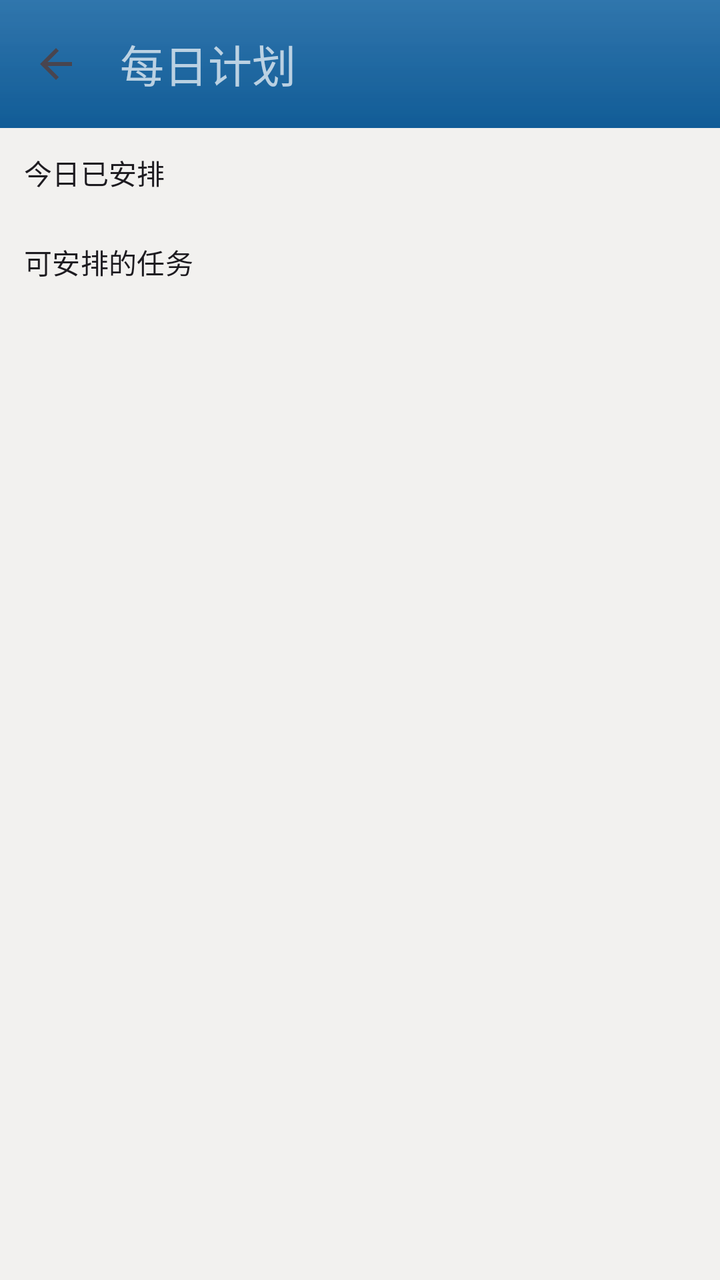
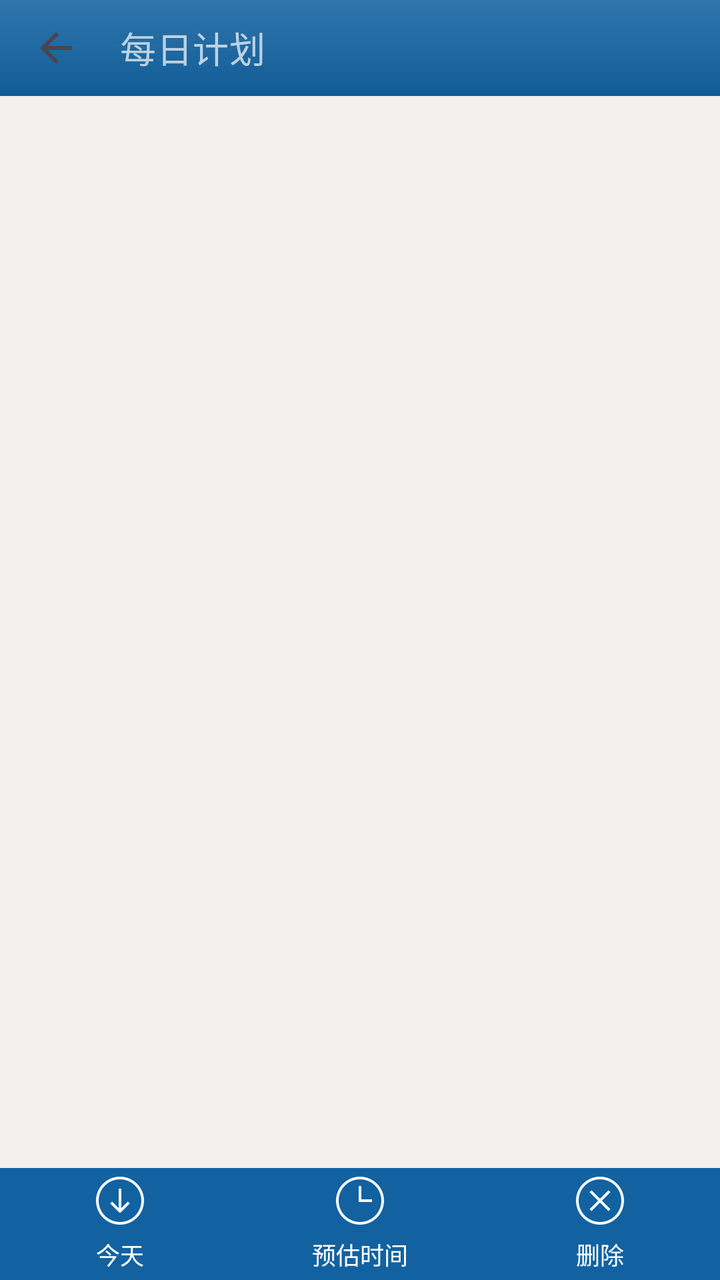

Screens rendered from an Android XML layout before and after an edit, with the pre-edit source and the edit as a unified diff.
<!-- AndroidManifest.xml: application theme Theme.DoitClone -->
<!-- res/layout/activity_daily_plan.xml -->
<LinearLayout
    xmlns:android="http://schemas.android.com/apk/res/android"
    xmlns:app="http://schemas.android.com/apk/res-auto"
    android:layout_width="match_parent"
    android:layout_height="match_parent"
    android:orientation="vertical">

    <com.google.android.material.appbar.MaterialToolbar
        android:id="@+id/toolbar"
        android:layout_width="match_parent"
        android:layout_height="?attr/actionBarSize"
        android:background="@drawable/actionbar_bg"
        app:navigationIcon="@drawable/ic_arrow_back"
        app:title="@string/daily_plan" 
        app:titleTextColor="@color/actionbar_title_text_color"
        app:theme="@style/ToolbarMenuTheme" />

    <androidx.core.widget.NestedScrollView
        android:layout_width="match_parent"
        android:layout_height="match_parent">

        <LinearLayout
            android:layout_width="match_parent"
            android:layout_height="wrap_content"
            android:orientation="vertical">

            <TextView
                android:layout_width="match_parent"
                android:layout_height="wrap_content"
                android:background="@color/group_header_bg"
                android:padding="12dp"
                android:text="@string/daily_plan_today"
                android:textAppearance="@style/TextAppearance.Material3.TitleSmall" />

            <androidx.recyclerview.widget.RecyclerView
                android:id="@+id/list_planned"
                android:layout_width="match_parent"
                android:layout_height="wrap_content"
                android:nestedScrollingEnabled="false" />

            <TextView
                android:layout_width="match_parent"
                android:layout_height="wrap_content"
                android:background="@color/group_header_bg"
                android:padding="12dp"
                android:text="@string/daily_plan_candidates"
                android:textAppearance="@style/TextAppearance.Material3.TitleSmall" />

            <androidx.recyclerview.widget.RecyclerView
                android:id="@+id/list_candidates"
                android:layout_width="match_parent"
                android:layout_height="wrap_content"
                android:nestedScrollingEnabled="false" />

            <Space android:layout_width="match_parent" android:layout_height="32dp" />
        </LinearLayout>
    </androidx.core.widget.NestedScrollView>
</LinearLayout>
<!-- resources referenced by this layout -->
<resources>
  <color name="actionbar_title_text_color">#B2FFFFFF</color>
  <color name="group_header_bg">#FFF2F1EF</color>
  <!-- drawable actionbar_bg (drawable) -->
  <?xml version="1.0" encoding="utf-8"?>
  <layer-list xmlns:android="http://schemas.android.com/apk/res/android">
      <item>
          <shape android:shape="rectangle">
              <solid android:color="@color/actionbar_bg" />
          </shape>
      </item>
      <item>
          <shape android:shape="rectangle">
              <gradient android:angle="270" android:startColor="@color/actionbar_bg_top" android:endColor="#00000000" />
          </shape>
      </item>
      <item>
          <shape android:shape="rectangle">
              <gradient android:angle="90" android:startColor="@color/actionbar_bg_bottom" android:endColor="#00000000" />
          </shape>
      </item>
  </layer-list>
  <!-- drawable ic_arrow_back (drawable) -->
  <vector xmlns:android="http://schemas.android.com/apk/res/android"
      android:width="24dp" android:height="24dp"
      android:viewportWidth="24" android:viewportHeight="24"
      android:tint="?attr/colorControlNormal">
      <path android:fillColor="@android:color/white" android:pathData="M20,11H7.83l5.59,-5.59L12,4l-8,8 8,8 1.41,-1.41L7.83,13H20v-2z" />
  </vector>
  <string name="daily_plan">每日计划</string>
  <string name="daily_plan_candidates">可安排的任务</string>
  <string name="daily_plan_today">今日已安排</string>
  <style name="ToolbarMenuTheme" parent="ThemeOverlay.Material3.Dark">
          <item name="colorControlNormal">#FFFFFFFF</item>
      </style>
  <style name="Theme.DoitClone" parent="Theme.Material3.DayNight.NoActionBar">
          <item name="colorPrimary">@color/actionbar_bg</item>
          <item name="colorOnPrimary">#FFFFFFFF</item>
          <item name="android:colorBackground">@color/home_content_bg</item>
          <item name="android:statusBarColor">@color/actionbar_statusbar</item>
          <item name="android:windowLightStatusBar">false</item>
      </style>
  <color name="actionbar_bg">#FF1262A1</color>
  <color name="actionbar_bg_top">#20FFFFFF</color>
  <color name="actionbar_bg_bottom">#10000000</color>
  <color name="home_content_bg">#FFF2F1EF</color>
  <color name="actionbar_statusbar">#FF0E4F84</color>
</resources>

<!-- the commit's change to res/layout/activity_daily_plan.xml (unified diff, before → after) -->
@@ -1,6 +1,5 @@
-<LinearLayout
-    xmlns:android="http://schemas.android.com/apk/res/android"
-    xmlns:app="http://schemas.android.com/apk/res-auto"
+<?xml version="1.0" encoding="utf-8"?>
+<LinearLayout xmlns:android="http://schemas.android.com/apk/res/android"
     android:layout_width="match_parent"
     android:layout_height="match_parent"
     android:orientation="vertical">
@@ -8,51 +7,31 @@
     <com.google.android.material.appbar.MaterialToolbar
         android:id="@+id/toolbar"
         android:layout_width="match_parent"
-        android:layout_height="?attr/actionBarSize"
+        android:layout_height="@dimen/actionbar_height"
         android:background="@drawable/actionbar_bg"
         app:navigationIcon="@drawable/ic_arrow_back"
-        app:title="@string/daily_plan" 
+        app:title="@string/daily_plan"
+        app:titleTextAppearance="@style/ToolbarTitle.Doit"
         app:titleTextColor="@color/actionbar_title_text_color"
-        app:theme="@style/ToolbarMenuTheme" />
+        app:theme="@style/ToolbarMenuTheme"
+        xmlns:app="http://schemas.android.com/apk/res-auto" />
 
-    <androidx.core.widget.NestedScrollView
+    <androidx.viewpager2.widget.ViewPager2
+        android:id="@+id/viewpager"
         android:layout_width="match_parent"
-        android:layout_height="match_parent">
+        android:layout_height="0dp"
+        android:layout_weight="1" />
 
-        <LinearLayout
-            android:layout_width="match_parent"
-            android:layout_height="wrap_content"
-            android:orientation="vertical">
+    <LinearLayout
+        android:id="@+id/bottombar_wrap"
+        android:gravity="center_vertical"
+        android:orientation="horizontal"
+        android:background="@color/actionbar_bg"
+        android:layout_width="match_parent"
+        android:layout_height="56dp">
 
-            <TextView
-                android:layout_width="match_parent"
-                android:layout_height="wrap_content"
-                android:background="@color/group_header_bg"
-                android:padding="12dp"
-                android:text="@string/daily_plan_today"
-                android:textAppearance="@style/TextAppearance.Material3.TitleSmall" />
-
-            <androidx.recyclerview.widget.RecyclerView
-                android:id="@+id/list_planned"
-                android:layout_width="match_parent"
-                android:layout_height="wrap_content"
-                android:nestedScrollingEnabled="false" />
-
-            <TextView
-                android:layout_width="match_parent"
-                android:layout_height="wrap_content"
-                android:background="@color/group_header_bg"
-                android:padding="12dp"
-                android:text="@string/daily_plan_candidates"
-                android:textAppearance="@style/TextAppearance.Material3.TitleSmall" />
-
-            <androidx.recyclerview.widget.RecyclerView
-                android:id="@+id/list_candidates"
-                android:layout_width="match_parent"
-                android:layout_height="wrap_content"
-                android:nestedScrollingEnabled="false" />
-
-            <Space android:layout_width="match_parent" android:layout_height="32dp" />
-        </LinearLayout>
-    </androidx.core.widget.NestedScrollView>
+        <TextView android:id="@+id/today_btn" android:text="@string/date_today" android:drawableTop="@drawable/icon_plan_today" android:onClick="onTodayClick" style="@style/BottomBarButton" />
+        <TextView android:id="@+id/estimate_btn" android:text="@string/estimate_time" android:drawableTop="@drawable/icon_plan_estimate" android:onClick="onEstimateClick" style="@style/BottomBarButton" />
+        <TextView android:id="@+id/delete_btn" android:text="@string/delete" android:drawableTop="@drawable/icon_plan_delete" android:onClick="onDeleteClick" style="@style/BottomBarButton" />
+    </LinearLayout>
 </LinearLayout>
<!-- resource entries referenced after the edit -->
@@ -1,7 +1,7 @@
 <!-- resources referenced by this layout -->
 <resources>
   <color name="actionbar_title_text_color">#B2FFFFFF</color>
-  <color name="group_header_bg">#FFF2F1EF</color>
+  <dimen name="actionbar_height">48dp</dimen>
   <!-- drawable actionbar_bg (drawable) -->
   <?xml version="1.0" encoding="utf-8"?>
   <layer-list xmlns:android="http://schemas.android.com/apk/res/android">
@@ -28,11 +28,31 @@
       android:tint="?attr/colorControlNormal">
       <path android:fillColor="@android:color/white" android:pathData="M20,11H7.83l5.59,-5.59L12,4l-8,8 8,8 1.41,-1.41L7.83,13H20v-2z" />
   </vector>
+  <!-- drawable icon_plan_delete: png bitmap (drawable-hdpi, 634 bytes) -->
+  <!-- drawable icon_plan_estimate: png bitmap (drawable-hdpi, 654 bytes) -->
+  <!-- drawable icon_plan_today: png bitmap (drawable-hdpi, 681 bytes) -->
   <string name="daily_plan">每日计划</string>
-  <string name="daily_plan_candidates">可安排的任务</string>
-  <string name="daily_plan_today">今日已安排</string>
+  <string name="date_today">今天</string>
+  <string name="delete">删除</string>
+  <string name="estimate_time">预估时间</string>
+  <style name="BottomBarButton">
+          <item name="android:textSize">12sp</item>
+          <item name="android:textColor">@android:color/white</item>
+          <item name="android:gravity">center</item>
+          <item name="android:clickable">true</item>
+          <item name="android:layout_width">0dp</item>
+          <item name="android:layout_height">wrap_content</item>
+          <item name="android:includeFontPadding">false</item>
+          <item name="android:drawablePadding">6dp</item>
+          <item name="android:layout_weight">1</item>
+      </style>
   <style name="ToolbarMenuTheme" parent="ThemeOverlay.Material3.Dark">
           <item name="colorControlNormal">#FFFFFFFF</item>
+      </style>
+  <style name="ToolbarTitle.Doit" parent="TextAppearance.Material3.TitleMedium">
+          <item name="android:textSize">18sp</item>
+          <item name="android:textColor">@color/actionbar_title_text_color</item>
+          <item name="android:includeFontPadding">false</item>
       </style>
   <style name="Theme.DoitClone" parent="Theme.Material3.DayNight.NoActionBar">
           <item name="colorPrimary">@color/actionbar_bg</item>
